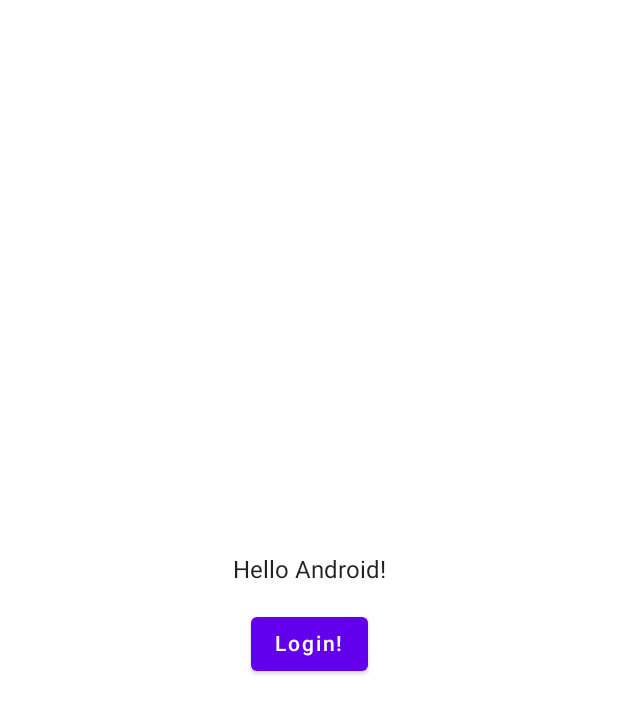
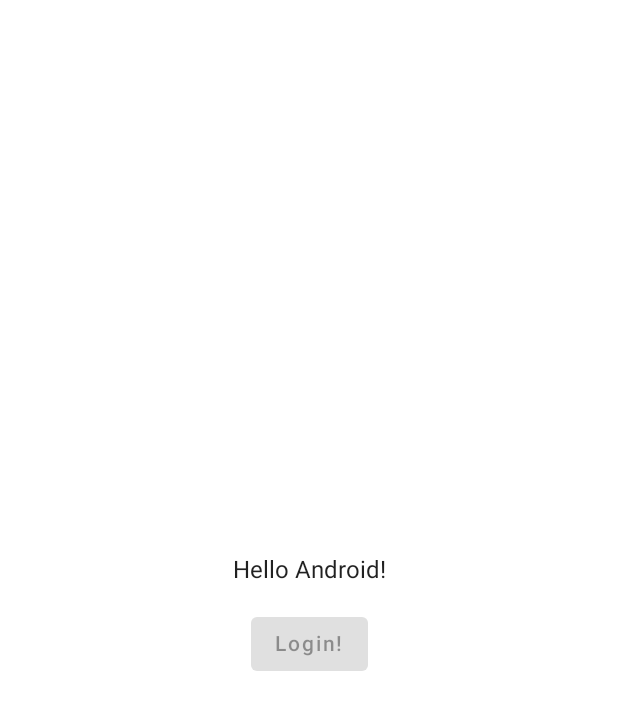
Before and after one commit to tomcurran/cheetah-android, an Android app built with Jetpack Compose: the screen it shows after launch (MainActivity), after a tap on "Login!", on a phone screen of 412 x 824 dp. Shown: the top 713 px of the screen. Run offline under Robolectric (Android 15) with nearby library versions, the phone set to English and light mode, and no system bars; our stand-ins replace livedata-compose.

Commit message:
Android - Continued working on login screen by adding a ViewModel

```diff
--- a/android/app/build.gradle
+++ b/android/app/build.gradle
@@ -52,7 +52,6 @@ android {
     }
     composeOptions {
         kotlinCompilerExtensionVersion compose_version
-        kotlinCompilerVersion '1.5.10'
     }
 }
 
@@ -63,8 +62,9 @@ dependencies {
     implementation "androidx.compose.ui:ui:$compose_version"
     implementation "androidx.compose.material:material:$compose_version"
     implementation "androidx.compose.ui:ui-tooling:$compose_version"
-    implementation 'androidx.lifecycle:lifecycle-runtime-ktx:2.3.1'
+    implementation "androidx.compose.runtime:runtime-livedata:$compose_version"
     implementation 'androidx.activity:activity-compose:1.3.0-rc01'
+    implementation "androidx.lifecycle:lifecycle-viewmodel-compose:1.0.0-alpha07"
     testImplementation 'junit:junit:4.13.2'
     androidTestImplementation 'androidx.test.ext:junit:1.1.3'
     androidTestImplementation 'androidx.test.espresso:espresso-core:3.4.0'
--- a/android/app/src/main/java/org/tomcurran/cheetah/ui/login/LoginScreen.kt
+++ b/android/app/src/main/java/org/tomcurran/cheetah/ui/login/LoginScreen.kt
@@ -7,20 +7,29 @@ import androidx.compose.material.MaterialTheme
 import androidx.compose.material.Surface
 import androidx.compose.material.Text
 import androidx.compose.runtime.Composable
+import androidx.compose.runtime.getValue
+import androidx.compose.runtime.livedata.observeAsState
 import androidx.compose.ui.Alignment
 import androidx.compose.ui.Modifier
 import androidx.compose.ui.tooling.preview.Devices
 import androidx.compose.ui.tooling.preview.Preview
 import androidx.compose.ui.unit.dp
+import androidx.lifecycle.viewmodel.compose.viewModel
 import org.tomcurran.cheetah.ui.theme.CheetahTheme
 
 @Composable
-fun LoginScreen() {
-    LoginContent("Android")
+fun LoginScreen(loginViewModel: LoginViewModel = viewModel()) {
+    val name: String by loginViewModel.name.observeAsState("")
+    val loggingIn: Boolean by loginViewModel.loggingIn.observeAsState(false)
+    LoginContent(
+        name = name,
+        loggingIn = loggingIn,
+        onLoginClick = { loginViewModel.login() },
+    )
 }
 
 @Composable
-fun LoginContent(name: String) {
+fun LoginContent(name: String, loggingIn: Boolean, onLoginClick: () -> Unit) {
     Surface(color = MaterialTheme.colors.background) {
         Column(
             modifier = Modifier.fillMaxSize(),
@@ -29,8 +38,11 @@ fun LoginContent(name: String) {
         ) {
             Text(text = "Hello $name!")
             Spacer(modifier = Modifier.height(16.dp))
-            Button(onClick = {}) {
-                Text("Login!")
+            Button(
+                enabled = !loggingIn,
+                onClick = onLoginClick,
+            ) {
+                Text(text = "Login!")
             }
         }
     }
@@ -43,6 +55,10 @@ fun LoginContent(name: String) {
 @Composable
 fun DefaultPreview() {
     CheetahTheme {
-        LoginContent("Android")
+        LoginContent(
+            name = "Android",
+            loggingIn = false,
+            onLoginClick = {},
+        )
     }
 }
--- /dev/null
+++ b/android/app/src/main/java/org/tomcurran/cheetah/ui/login/LoginViewModel.kt
@@ -0,0 +1,32 @@
+package org.tomcurran.cheetah.ui.login
+
+import androidx.lifecycle.ViewModel
+import androidx.lifecycle.LiveData
+import androidx.lifecycle.MutableLiveData
+import androidx.lifecycle.viewModelScope
+import kotlinx.coroutines.Dispatchers
+import kotlinx.coroutines.launch
+
+class LoginViewModel : ViewModel() {
+
+    private val _loggingIn = MutableLiveData<Boolean>()
+    val loggingIn: LiveData<Boolean> = _loggingIn
+
+    private val _name = MutableLiveData<String>()
+    val name: LiveData<String> = _name
+
+    init {
+        _loggingIn.value = false
+        _name.value = "Android"
+    }
+
+    fun login() {
+        viewModelScope.launch {
+            _name.value = "Android"
+            _loggingIn.value = true
+            kotlinx.coroutines.delay(2000)
+            _name.value = "Android (updated)"
+            _loggingIn.value = false
+        }
+    }
+}
```
